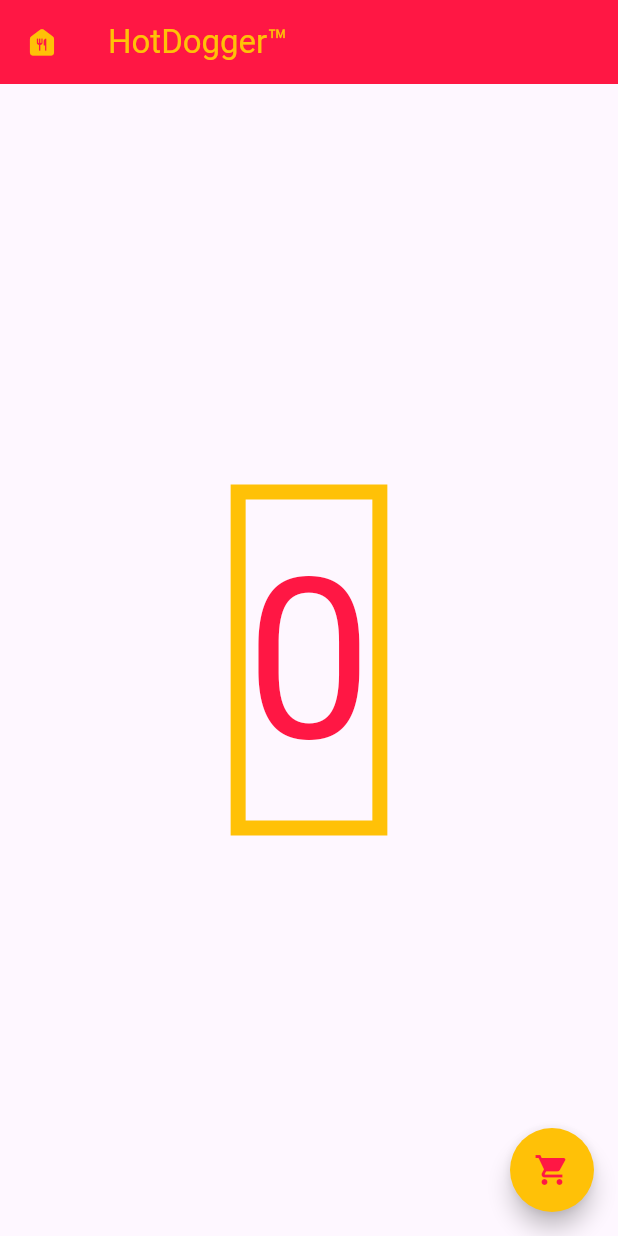
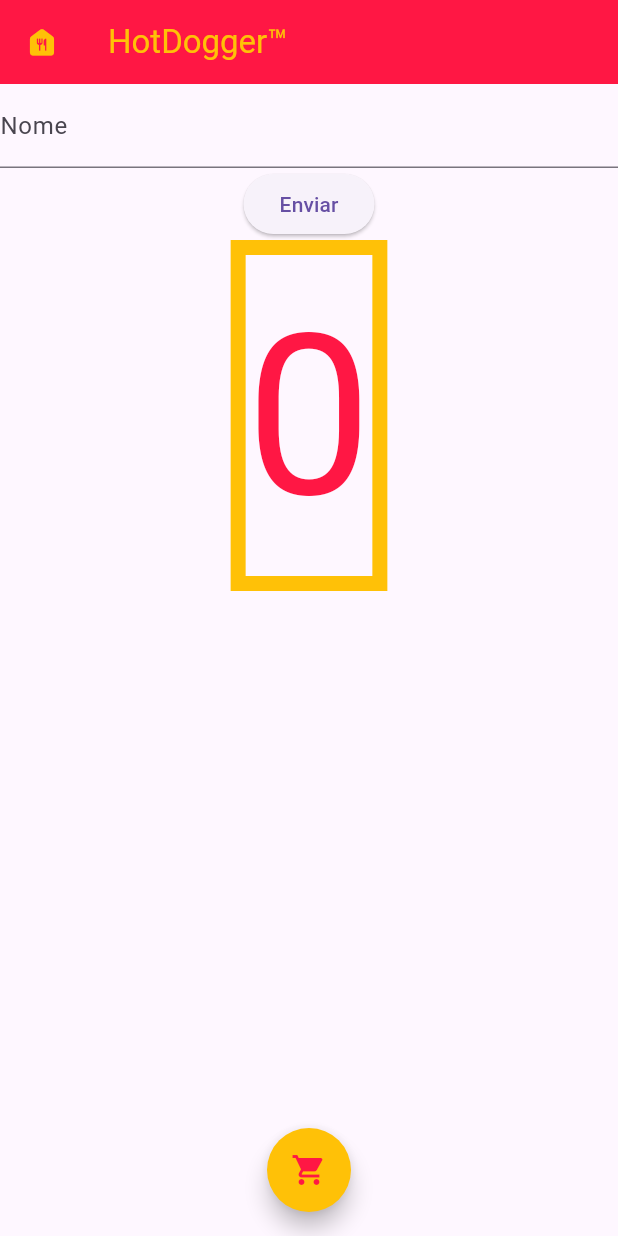
Before and after one commit to JeanKeitwo16/Flutter-projeto2, a Flutter app: the screen it shows after launch, on a phone screen of 412 x 824 dp. Run offline on Flutter 3.47's test engine with Material 3 defaults, Android fonts, the phone set to English and light mode, and no system bars.

Commit message:
eita como commita

```diff
--- a/lib/main.dart
+++ b/lib/main.dart
@@ -13,6 +13,7 @@ class MyApp extends StatefulWidget {
 
 class _MyAppState extends State<MyApp> {
   var _cont = 0;
+  final TextEditingController _edt1Controller = TextEditingController();
 
   @override
   Widget build(BuildContext context) {
@@ -28,13 +29,34 @@ class _MyAppState extends State<MyApp> {
           ),
           backgroundColor: Colors.redAccent[400],
         ),
-        body: Center(
+        body: Column(
+          children: [
+            TextField(
+              controller: _edt1Controller,
+              decoration: InputDecoration(labelText: "Nome"),
+            ),
+            ElevatedButton(
+              onPressed: () {
+                String nome = _edt1Controller.text;
+                ScaffoldMessenger.of(context).showSnackBar(SnackBar(
+                  content: Text("$nome"),
+                  action: SnackBarAction(
+                    label: 'Ok',
+                    onPressed: () {},
+                  ),
+                ));
+              },
+              child: Text('Enviar'),
+            ),
+            Center(
                 child: Container(
                     decoration: BoxDecoration(
                         border: Border.all(color: Colors.amber, width: 10)),
                     child: Text('$_cont',
                         style: TextStyle(
                             fontSize: 150, color: Colors.redAccent[400])))),
+          ],
+        ),
         floatingActionButton: FloatingActionButton(
           child: Icon(
             Icons.shopping_cart,
@@ -49,6 +71,7 @@ class _MyAppState extends State<MyApp> {
             print(_cont);
           },
         ),
+        floatingActionButtonLocation: FloatingActionButtonLocation.centerFloat,
       ),
     );
   }
```
Lines whose indentation alone changed are shown as unchanged.
